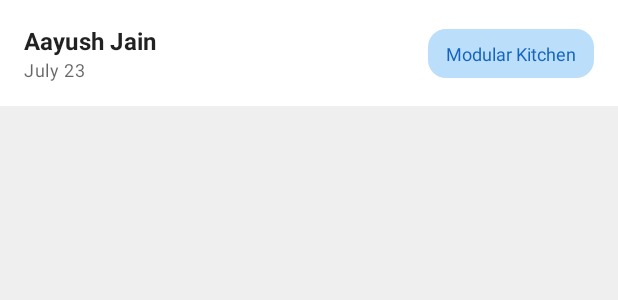
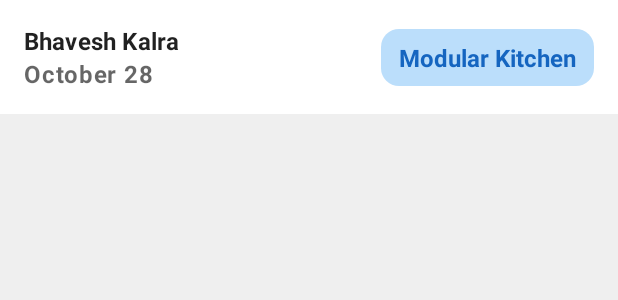
Before and after one commit to aayush-j/shop-manager, an Android app: the layout entry_item.xml on its own in the app's theme, with its tools: preview values and no code run, on a phone screen of 412 x 824 dp. Shown: the top 300 px of the screen. Run offline under Robolectric (Android 15) with nearby library versions, the phone set to English and light mode, and no system bars.

Commit message:
Update entry_item.xml
changed the TextView attributes

```diff
--- a/app/src/main/res/layout/entry_item.xml
+++ b/app/src/main/res/layout/entry_item.xml
@@ -22,7 +22,7 @@
         app:layout_constraintEnd_toStartOf="@+id/tvItemType"
         app:layout_constraintStart_toStartOf="parent"
         app:layout_constraintTop_toTopOf="parent"
-        tools:text="Aayush Jain" />
+        tools:text="Bhavesh Kalra" />
 
     <TextView
         android:id="@+id/tvItemDateAdded"
@@ -33,7 +33,9 @@
         app:layout_constraintBottom_toBottomOf="parent"
         app:layout_constraintStart_toStartOf="@+id/tvItemName"
         app:layout_constraintTop_toBottomOf="@+id/tvItemName"
-        tools:text="July 23" />
+        tools:text="October 28"
+        android:textSize="16sp"
+        android:textStyle="bold"/>
 
     <TextView
         android:id="@+id/tvItemType"
@@ -43,8 +45,8 @@
         android:layout_marginEnd="@dimen/spacing_m"
         android:background="@drawable/item_type_tag"
         android:textColor="@color/colorTypeStroke"
-        android:textSize="12sp"
-        android:textStyle="normal"
+        android:textSize="16sp"
+        android:textStyle="bold"
         app:layout_constraintBottom_toBottomOf="parent"
         app:layout_constraintEnd_toEndOf="parent"
         app:layout_constraintTop_toTopOf="parent"
```
